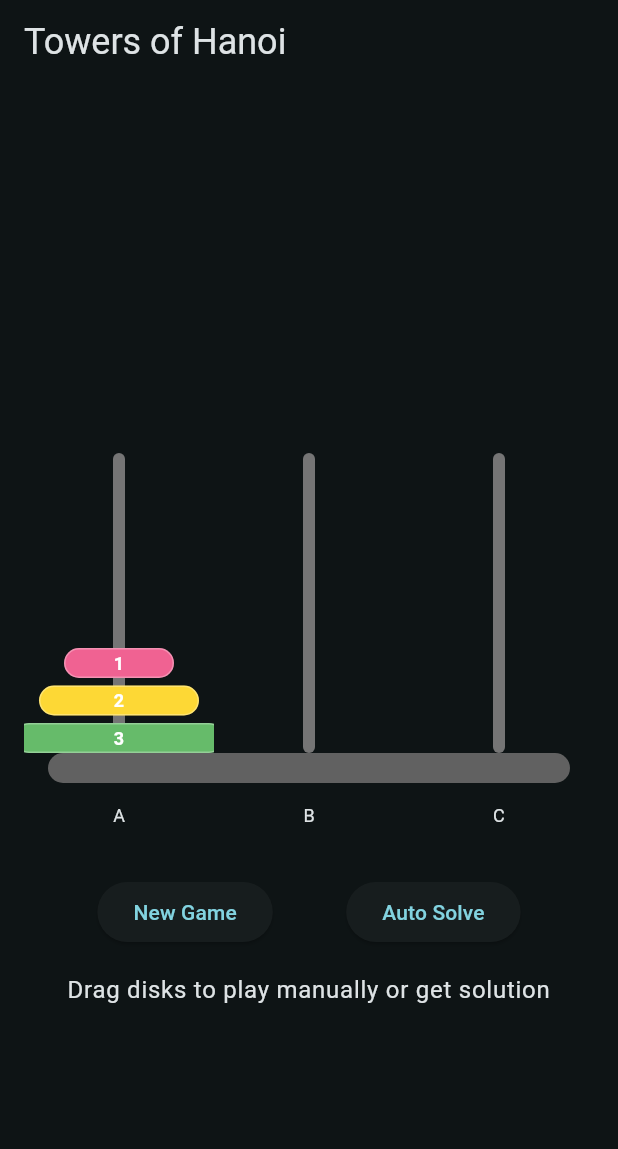
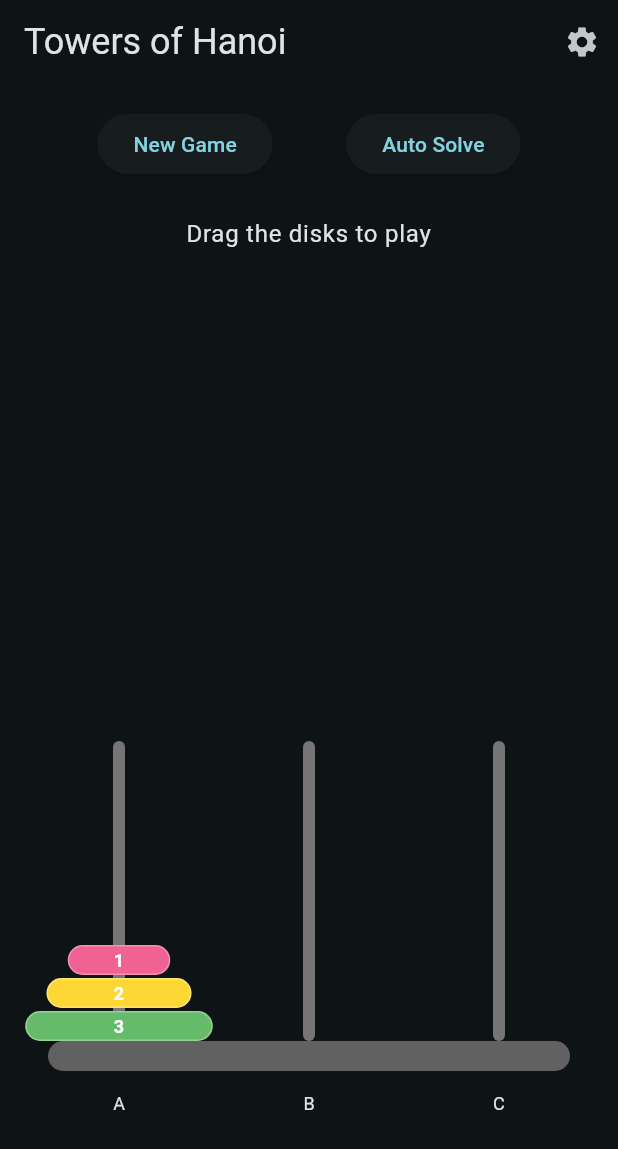
Before and after one commit to punkrobot/hanoi, a Flutter app: the screen it shows after launch, on a phone screen of 412 x 824 dp. Shown: the top 1149 px of the screen. Run offline on Flutter 3.47's test engine with Material 3 defaults, Android fonts, the light colour scheme and no system bars; our stand-ins replace dio, flutter_bloc, get_it, logger, result_dart, retrofit; missing offline and left inert: flutter_confetti; generated files the repository leaves out were written again.

Commit message:
feat: settings for number of disks

```diff
--- a/app/analysis_options.yaml
+++ b/app/analysis_options.yaml
@@ -7,6 +7,9 @@
 
 # The following line activates a set of recommended lints for Flutter apps,
 # packages, and plugins designed to encourage good coding practices.
+analyzer:
+  errors:
+    deprecated_member_use: ignore
 include: package:flutter_lints/flutter.yaml
 
 linter:
--- a/app/lib/ui/main/view/main_view.dart
+++ b/app/lib/ui/main/view/main_view.dart
@@ -3,6 +3,7 @@ import 'package:app/domain/usecases/solve_hanoi_usecase.dart';
 import 'package:app/ui/main/view_model/main_cubit.dart';
 import 'package:app/ui/main/view_model/main_state.dart';
 import 'package:app/ui/main/widgets/hanoi_game_widget.dart';
+import 'package:app/ui/main/widgets/settings_modal.dart';
 import 'package:flutter/material.dart';
 import 'package:flutter_bloc/flutter_bloc.dart';
 import 'package:flutter_confetti/flutter_confetti.dart';
@@ -30,25 +31,18 @@ class MainView extends StatelessWidget {
         },
         builder: (context, state) {
           return Scaffold(
-            appBar: AppBar(title: const Text('Towers of Hanoi')),
+            appBar: AppBar(
+              title: const Text('Towers of Hanoi'),
+              actions: [
+                IconButton(
+                  onPressed: () => SettingsModal.show(context),
+                  icon: const Icon(Icons.settings),
+                ),
+              ],
+            ),
             body: Column(
               children: [
-                Expanded(
-                  flex: 2,
-                  child: HanoiGameWidget(
-                    numberOfDisks: state.disks,
-                    towers: state.towers,
-                    onDiskMove: (from, to) {
-                      context.read<MainCubit>().moveDisk(from, to);
-                    },
-                    canMoveDisk: (from, to) {
-                      return context.read<MainCubit>().canMoveDisk(from, to);
-                    },
-                  ),
-                ),
-                Expanded(
-                  flex: 1,
-                  child: Container(
+                Container(
                   padding: const EdgeInsets.all(16),
                   child: Column(
                     children: [
@@ -62,8 +56,7 @@ class MainView extends StatelessWidget {
                             child: const Text('New Game'),
                           ),
                           ElevatedButton(
-                              onPressed:
-                                  state.playbackState == PlaybackState.idle
+                            onPressed: state.playbackState == PlaybackState.idle
                                 ? () {
                                     context.read<MainCubit>().solveHanoi();
                                   }
@@ -72,12 +65,10 @@ class MainView extends StatelessWidget {
                           ),
                         ],
                       ),
-                        const SizedBox(height: 16),
+                      const SizedBox(height: 24),
                       if (state.isLoading)
                         const CircularProgressIndicator()
-                        else if (state.solution.moves.isNotEmpty) ...[
-                          if (state.currentMoveDescription.isNotEmpty) ...[
-                            const SizedBox(height: 8),
+                      else if (state.solution.moves.isNotEmpty)
                         Container(
                           padding: const EdgeInsets.all(12),
                           decoration: BoxDecoration(
@@ -90,26 +81,20 @@ class MainView extends StatelessWidget {
                             children: [
                               Text(
                                 "Move ${state.currentMoveIndex}/${state.solution.movesCount}",
-                                    style: Theme.of(
-                                      context,
-                                    ).textTheme.bodySmall,
+                                style: Theme.of(context).textTheme.bodySmall,
                               ),
                               const SizedBox(height: 4),
                               Text(
                                 state.currentMoveDescription,
-                                    style: Theme.of(
-                                      context,
-                                    ).textTheme.bodyMedium,
+                                style: Theme.of(context).textTheme.bodyMedium,
                                 textAlign: TextAlign.center,
                               ),
                             ],
                           ),
-                            ),
-                          ],
-                        ] else if (state.isGameCompleted &&
-                            state.playbackState == PlaybackState.idle)
+                        )
+                      else if (state.isGameCompleted)
                         Container(
-                            padding: const EdgeInsets.all(16),
+                          padding: const EdgeInsets.all(12),
                           decoration: BoxDecoration(
                             color: Colors.green.withOpacity(0.1),
                             borderRadius: BorderRadius.circular(12),
@@ -117,7 +102,6 @@ class MainView extends StatelessWidget {
                           ),
                           child: Column(
                             children: [
-                                const SizedBox(height: 8),
                               Text(
                                 '🎉  Puzzle Solved!  🎉',
                                 style: Theme.of(context).textTheme.titleLarge
@@ -127,17 +111,49 @@ class MainView extends StatelessWidget {
                                     ),
                                 textAlign: TextAlign.center,
                               ),
+                              const SizedBox(height: 8),
+                              Text(
+                                "Moves: ${state.manualMoveCount} / Minimum: ${state.minimumMoves}",
+                                style: Theme.of(context).textTheme.bodyMedium,
+                                textAlign: TextAlign.center,
+                              ),
                             ],
+                          ),
+                        )
+                      else if (state.manualMoveCount > 0)
+                        Container(
+                          padding: const EdgeInsets.all(12),
+                          decoration: BoxDecoration(
+                            color: Theme.of(
+                              context,
+                            ).colorScheme.surfaceContainerHighest,
+                            borderRadius: BorderRadius.circular(8),
+                          ),
+                          child: Text(
+                            "Moves: ${state.manualMoveCount} / Minimum: ${state.minimumMoves}",
+                            style: Theme.of(context).textTheme.bodyMedium,
+                            textAlign: TextAlign.center,
                           ),
                         )
                       else
                         Text(
-                            "Drag disks to play manually or get solution",
+                          "Drag the disks to play",
                           style: Theme.of(context).textTheme.bodyLarge,
                           textAlign: TextAlign.center,
                         ),
                     ],
                   ),
+                ),
+                Expanded(
+                  child: HanoiGameWidget(
+                    numberOfDisks: state.disks,
+                    towers: state.towers,
+                    onDiskMove: (from, to) {
+                      context.read<MainCubit>().moveDisk(from, to);
+                    },
+                    canMoveDisk: (from, to) {
+                      return context.read<MainCubit>().canMoveDisk(from, to);
+                    },
                   ),
                 ),
               ],
--- a/app/lib/ui/main/view_model/main_state.dart
+++ b/app/lib/ui/main/view_model/main_state.dart
@@ -12,6 +12,7 @@ class MainState {
   final int currentMoveIndex;
   final String currentMoveDescription;
   final bool isGameCompleted;
+  final int manualMoveCount;
 
   const MainState({
     required this.disks,
@@ -23,6 +24,7 @@ class MainState {
     this.currentMoveIndex = 0,
     this.currentMoveDescription = "",
     this.isGameCompleted = false,
+    this.manualMoveCount = 0,
   });
 
   static MainState initial = MainState(
@@ -56,6 +58,7 @@ class MainState {
     int? currentMoveIndex,
     String? currentMoveDescription,
     bool? isGameCompleted,
+    int? manualMoveCount,
   }) {
     return MainState(
       towers: towers ?? this.towers,
@@ -67,6 +70,7 @@ class MainState {
       currentMoveIndex: currentMoveIndex ?? this.currentMoveIndex,
       currentMoveDescription: currentMoveDescription ?? this.currentMoveDescription,
       isGameCompleted: isGameCompleted ?? this.isGameCompleted,
+      manualMoveCount: manualMoveCount ?? this.manualMoveCount,
     );
   }
 
@@ -76,4 +80,6 @@ class MainState {
            towers[2].length == disks &&
            playbackState == PlaybackState.idle;
   }
+
+  int get minimumMoves => (1 << disks) - 1;
 }
--- a/app/lib/ui/main/widgets/disk_widget.dart
+++ b/app/lib/ui/main/widgets/disk_widget.dart
@@ -28,7 +28,7 @@ class DiskWidget extends StatelessWidget {
     ];
 
     final double baseWidth = 40.0;
-    final double maxWidth = 140.0;
+    final double maxWidth = 125.0;
     final double diskWidth =
         baseWidth + (maxWidth - baseWidth) * (size / totalDisks);
 
@@ -43,24 +43,26 @@ class DiskWidget extends StatelessWidget {
               : colors[(size - 1) % colors.length],
           borderRadius: BorderRadius.circular(10),
           border: Border.all(
-            color: isDragging
-                ? Colors.white
-                : Colors.white.withOpacity(0.3),
-            width: isDragging ? 2 : 1
+            color: isDragging ? Colors.white : Colors.white.withOpacity(0.3),
+            width: isDragging ? 2 : 1,
           ),
-          boxShadow: isDragging ? [
-            BoxShadow(
-              color: Colors.black.withOpacity(0.3),
-              blurRadius: 8,
-              offset: const Offset(0, 4),
-            ),
-          ] : null,
+          boxShadow: isDragging
+              ? [
+                  BoxShadow(
+                    color: Colors.black.withOpacity(0.3),
+                    blurRadius: 8,
+                    offset: const Offset(0, 4),
+                  ),
+                ]
+              : null,
         ),
         child: Center(
           child: Text(
             size.toString(),
             style: TextStyle(
-              color: isPlaceholder ? Colors.white.withOpacity(0.5) : Colors.white,
+              color: isPlaceholder
+                  ? Colors.white.withOpacity(0.5)
+                  : Colors.white,
               fontWeight: FontWeight.bold,
               fontSize: 12,
             ),
--- a/app/lib/ui/main/widgets/hanoi_game_widget.dart
+++ b/app/lib/ui/main/widgets/hanoi_game_widget.dart
@@ -1,7 +1,7 @@
-import 'package:flutter/material.dart';
+import 'package:app/ui/main/widgets/base_widget.dart';
 import 'package:app/ui/main/widgets/disk_widget.dart';
 import 'package:app/ui/main/widgets/peg_widget.dart';
-import 'package:app/ui/main/widgets/base_widget.dart';
+import 'package:flutter/material.dart';
 
 class HanoiGameWidget extends StatefulWidget {
   final int numberOfDisks;
@@ -28,7 +28,7 @@ class _HanoiGameWidgetState extends State<HanoiGameWidget> {
   @override
   Widget build(BuildContext context) {
     return Container(
-      padding: const EdgeInsets.all(16.0),
+      padding: const EdgeInsets.only(left: 16, bottom: 80, right: 16, top: 16),
       child: Column(
         children: [
           Expanded(
@@ -57,7 +57,8 @@ class _HanoiGameWidgetState extends State<HanoiGameWidget> {
   }
 
   Widget _buildTower(BuildContext context, int towerIndex, String label) {
-    bool isValidDropZone = draggedTower != null &&
+    bool isValidDropZone =
+        draggedTower != null &&
         draggedTower != towerIndex &&
         widget.canMoveDisk?.call(draggedTower!, towerIndex) == true;
     bool isHovered = hoveredTower == towerIndex;
@@ -92,13 +93,13 @@ class _HanoiGameWidgetState extends State<HanoiGameWidget> {
               border: isValidDropZone
                   ? Border.all(color: Colors.green, width: 2)
                   : isHovered && draggedTower != null
-                      ? Border.all(color: Colors.red, width: 2)
-                      : null,
+                  ? Border.all(color: Colors.red, width: 2)
+                  : null,
               color: isValidDropZone && isHovered
                   ? Colors.green.withOpacity(0.1)
                   : isHovered && draggedTower != null
-                      ? Colors.red.withOpacity(0.1)
-                      : null,
+                  ? Colors.red.withOpacity(0.1)
+                  : null,
             ),
             child: Stack(
               alignment: Alignment.bottomCenter,
@@ -107,10 +108,11 @@ class _HanoiGameWidgetState extends State<HanoiGameWidget> {
                 ...widget.towers[towerIndex].asMap().entries.map((entry) {
                   int diskIndex = entry.key;
                   int diskSize = entry.value;
-                  bool isTopDisk = diskIndex == widget.towers[towerIndex].length - 1;
+                  bool isTopDisk =
+                      diskIndex == widget.towers[towerIndex].length - 1;
 
                   return Positioned(
-                    bottom: diskIndex * 25.0,
+                    bottom: diskIndex * 22.0,
                     child: isTopDisk
                         ? Draggable<int>(
                             data: towerIndex,
```
Also changed, not shown: app/lib/ui/main/view_model/main_cubit.dart (+23 -1 lines), app/lib/ui/main/widgets/settings_modal.dart (added, +206 -0 lines). Lines whose indentation alone changed are shown as unchanged.
